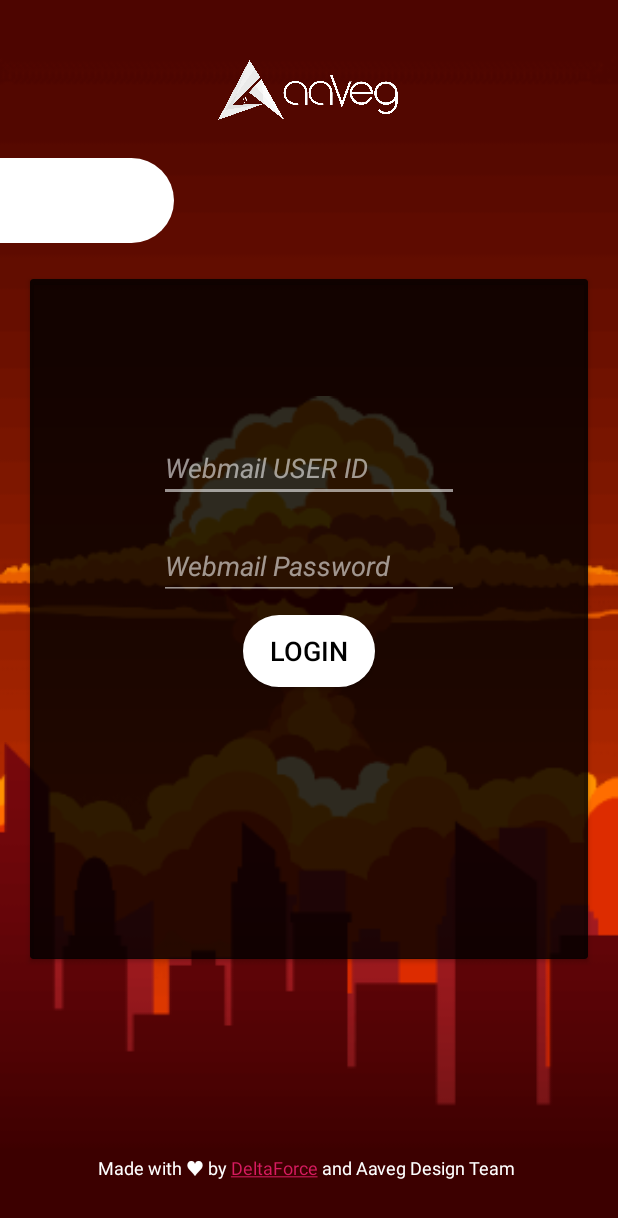
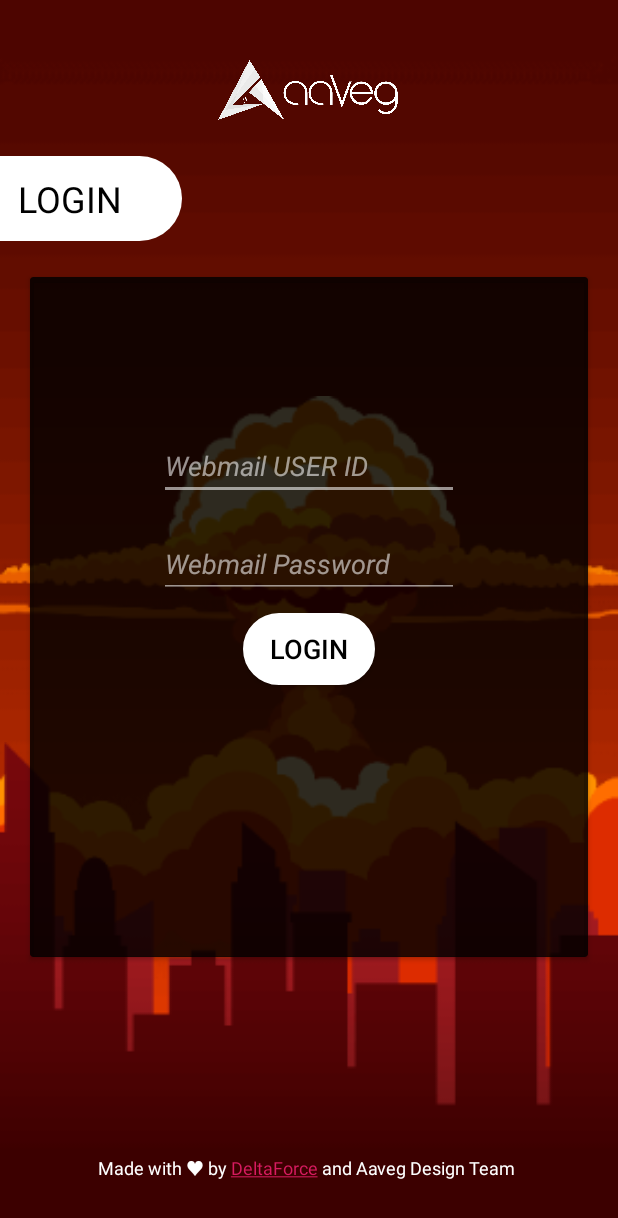
Before and after one commit to AananthV/AavegApp, an Android app: the LoginActivity screen opened directly, with no data from a screen before it, on a phone screen of 412 x 824 dp. Shown: the top 1218 px of the screen. Run offline under Robolectric (Android 15) with nearby library versions, the phone set to English and light mode, and no system bars; Roboto replaces fonts that are not available here.

Commit message:
Bug fixes, snack bar add, onclick in splash, add ripple to button

```diff
--- a/app/src/main/res/drawable/buttoncustom.xml
+++ b/app/src/main/res/drawable/buttoncustom.xml
@@ -1,4 +1,15 @@
 <?xml version="1.0" encoding="utf-8"?>
+<ripple xmlns:android="http://schemas.android.com/apk/res/android"
+    android:color="#BDA0CB">
+    <item android:id="@android:id/mask">
+        <shape android:shape="rectangle">
+            <solid android:color="@color/colorPrimaryDark" />
+            <corners android:radius="8dp" />
+        </shape>
+    </item>
+
+    <item android:id="@android:id/background">
+
         <shape xmlns:android="http://schemas.android.com/apk/res/android"
             android:shape="rectangle">
             <solid android:color="#FFF"/>
@@ -7,3 +18,5 @@
             <corners android:radius="40dp"/>
 
         </shape>
+    </item>
+</ripple>
--- a/app/src/main/res/layout/loginview.xml
+++ b/app/src/main/res/layout/loginview.xml
@@ -41,20 +41,25 @@
     </ImageView>
 
     <TextView
-        android:layout_width="0dp"
-        android:layout_height="wrap_content"
-        android:id="@+id/loginBanner"
+        android:layout_width="wrap_content"
+        android:layout_height="0dp"
+        android:paddingEnd="40dp"
+        android:paddingBottom="12dp"
+        android:paddingTop="12dp"
+        android:paddingStart="12dp"
+        android:textSize="24sp"
         app:layout_constraintStart_toStartOf="parent"
         app:layout_constraintTop_toBottomOf="@id/aaveglogo"
-        android:layout_marginTop="25dp"
-        android:background="#50000000"
+        android:layout_marginTop="24dp"
+        android:layout_marginBottom="32dp"
+        android:id="@+id/loginBanner"
         android:text="LOGIN"
-        android:textSize="30sp"
-        android:paddingTop="8dp"
-        android:paddingBottom="8dp"
-        android:paddingEnd="30dp"
-        android:paddingRight="30dp">
-    </TextView>
+        android:background="#FFF"
+        android:textColor="#000"
+        app:autoSizeTextType="uniform"
+        app:autoSizeMinTextSize="14sp"
+        app:autoSizeMaxTextSize="100sp"
+        app:autoSizeStepGranularity="2sp" />
 
     <androidx.cardview.widget.CardView
         android:layout_width="match_parent"
```
Also changed, not shown: app/src/main/java/com/example/aaveg2020/login/LoginActivity.java (+28 -2 lines), app/src/main/java/com/example/aaveg2020/splash/SplashActivity.java (+23 -14 lines), app/src/main/java/com/example/aaveg2020/sponsors/SponsorsFragment.java (+8 -15 lines). Lines whose indentation alone changed are shown as unchanged.
